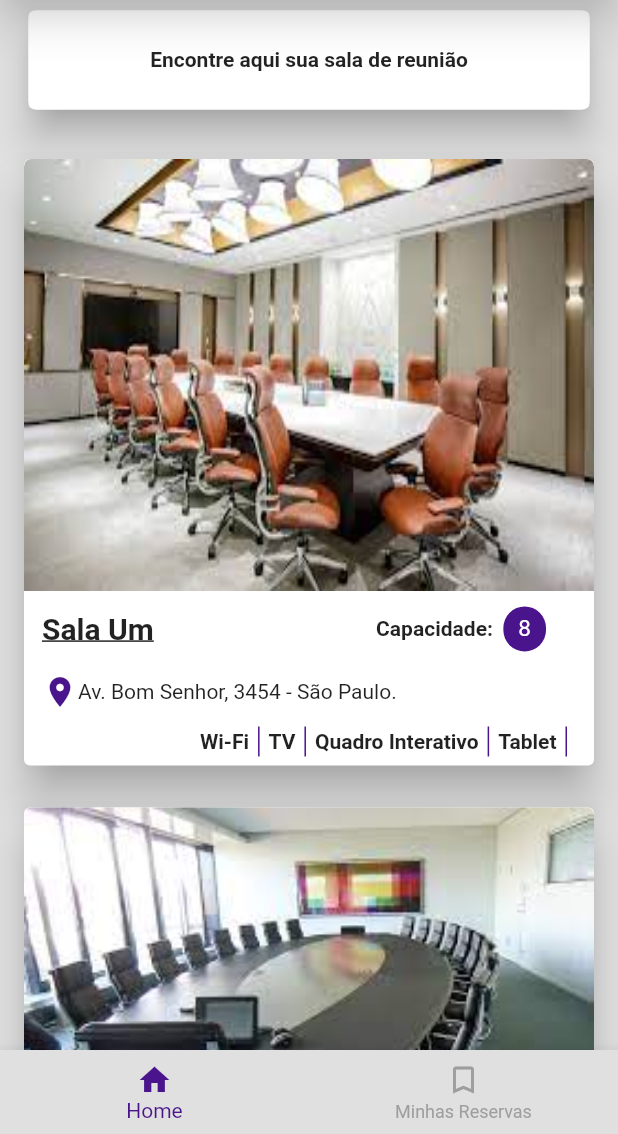
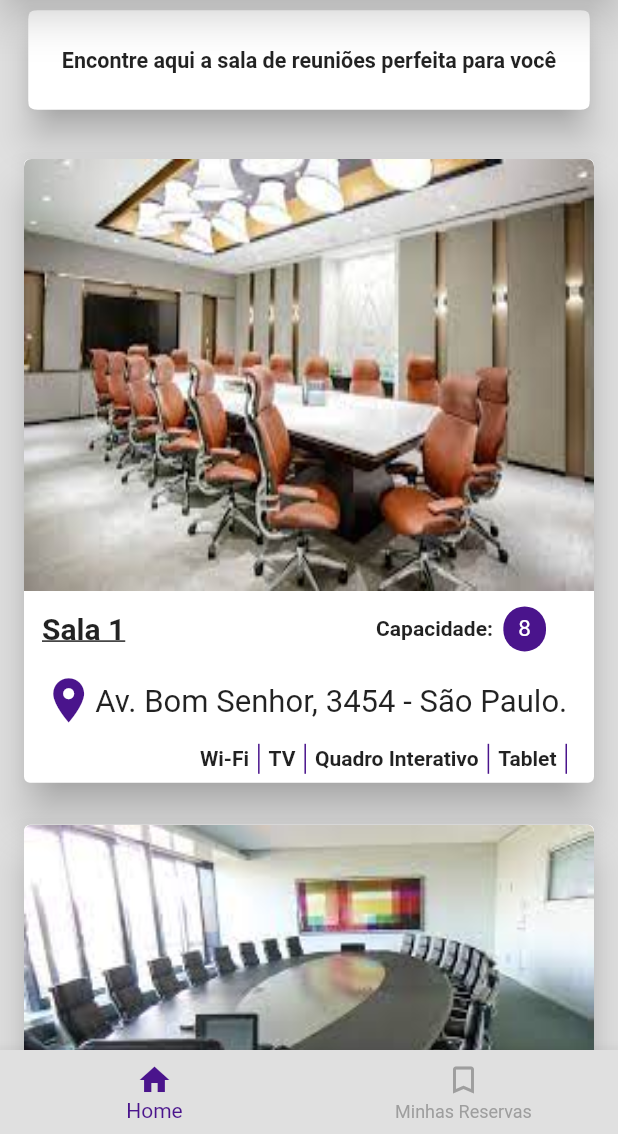
Before and after one commit to M-antunes/Innovareti_test, a Flutter app: the screen it shows after launch, on a phone screen of 412 x 824 dp, the part 102-1236 px from its top. Run offline on Flutter 3.47's test engine with Material 2 defaults, Android fonts, the phone set to English and light mode, and no system bars.

Commit message:
deixando a interface responsiva

```diff
--- a/lib/controller/reservation_controller.dart
+++ b/lib/controller/reservation_controller.dart
@@ -33,7 +33,7 @@ class ReservationController extends ChangeNotifier {
 
   void filter() {
     List<RoomModel> temporaryFiltered = List.from(rooms);
-    featureFilters.forEach((feature) {
+    for (var feature in featureFilters) {
       if (feature['isChecked'] && feature['name'] == 'Wi-Fi') {
         temporaryFiltered =
             temporaryFiltered.where((element) => element.hasWifi).toList();
@@ -58,7 +58,7 @@ class ReservationController extends ChangeNotifier {
             .where((element) => element.hasPersonalComputer)
             .toList();
       }
-    });
+    }
     if (capacitySelected > -1) {
       var capacity = capacityFilters.elementAt(capacitySelected);
       if (capacity['name'] == '0 - 5') {
--- a/lib/models/mocked_room_model.dart
+++ b/lib/models/mocked_room_model.dart
@@ -13,7 +13,7 @@ class MockedRoomModel {
   final listOfModels = [
     RoomModel(
       id: 1,
-      name: 'Sala Um',
+      name: 'Sala 1',
       imageUrl: 'assets/images/room_one.jpg',
       capacity: 8,
       address: 'Av. Bom Senhor, 3454 - São Paulo.',
@@ -26,51 +26,51 @@ class MockedRoomModel {
     ),
     RoomModel(
       id: 2,
-      name: 'Sala Dois',
+      name: 'Sala 2',
       imageUrl: 'assets/images/room_two.jpg',
       capacity: 5,
-      address: 'Av. Bom Senhor, 3454 - São Paulo.',
+      address: 'Av. Nossa Senhora da Bondade, 1203 - São Paulo.',
       hasBigScreenTv: true,
       hasInteractiveBoard: false,
       hasPersonalComputer: false,
+      hasPersonalTablet: false,
+      hasProjector: true,
+      hasWifi: true,
+    ),
+    RoomModel(
+      id: 3,
+      name: 'Sala 3',
+      imageUrl: 'assets/images/room_three.jpg',
+      capacity: 7,
+      address: 'Av. Todos so Santos, 4333 - São Paulo.',
+      hasBigScreenTv: true,
+      hasInteractiveBoard: false,
+      hasPersonalComputer: false,
+      hasPersonalTablet: true,
+      hasProjector: false,
+      hasWifi: true,
+    ),
+    RoomModel(
+      id: 4,
+      name: 'Sala 4',
+      imageUrl: 'assets/images/room_four.jpg',
+      capacity: 12,
+      address: 'Av. Ricardo Carvalho, 4557 - São Paulo.',
+      hasBigScreenTv: false,
+      hasInteractiveBoard: true,
+      hasPersonalComputer: true,
       hasPersonalTablet: false,
       hasProjector: false,
       hasWifi: true,
     ),
     RoomModel(
-      id: 3,
-      name: 'Sala Três',
-      imageUrl: 'assets/images/room_three.jpg',
-      capacity: 7,
-      address: 'Av. Bom Senhor, 3454 - São Paulo.',
-      hasBigScreenTv: true,
-      hasInteractiveBoard: false,
-      hasPersonalComputer: false,
-      hasPersonalTablet: false,
-      hasProjector: false,
-      hasWifi: true,
-    ),
-    RoomModel(
-      id: 4,
-      name: 'Sala Quatro',
-      imageUrl: 'assets/images/room_four.jpg',
-      capacity: 12,
-      address: 'Av. Bom Senhor, 3454 - São Paulo.',
-      hasBigScreenTv: true,
-      hasInteractiveBoard: true,
-      hasPersonalComputer: true,
-      hasPersonalTablet: true,
-      hasProjector: false,
-      hasWifi: true,
-    ),
-    RoomModel(
       id: 5,
-      name: 'Sala Cinco',
+      name: 'Sala 5',
       imageUrl: 'assets/images/room_five.jpg',
       capacity: 16,
-      address: 'Av. Bom Senhor, 3454 - São Paulo.',
+      address: 'Av. São Pedro de Alcântara, 2324 - São Paulo.',
       hasBigScreenTv: false,
-      hasInteractiveBoard: true,
+      hasInteractiveBoard: false,
       hasPersonalComputer: false,
       hasPersonalTablet: true,
       hasProjector: true,
@@ -78,75 +78,75 @@ class MockedRoomModel {
     ),
     RoomModel(
       id: 6,
-      name: 'Sala Seis',
+      name: 'Sala 6',
       imageUrl: 'assets/images/room_six.jpg',
       capacity: 6,
-      address: 'Av. Bom Senhor, 3454 - São Paulo.',
-      hasBigScreenTv: true,
-      hasInteractiveBoard: true,
+      address: 'Av. Nossos Senhores, 454 - São Paulo.',
+      hasBigScreenTv: false,
+      hasInteractiveBoard: false,
       hasPersonalComputer: false,
       hasPersonalTablet: true,
-      hasProjector: false,
+      hasProjector: true,
       hasWifi: true,
     ),
     RoomModel(
       id: 7,
-      name: 'Sala Sete',
+      name: 'Sala 7',
       imageUrl: 'assets/images/room_seven.jpg',
       capacity: 10,
-      address: 'Av. Bom Senhor, 3454 - São Paulo.',
+      address: 'Av. Dionísio Ferreira, 989 - São Paulo.',
       hasBigScreenTv: true,
-      hasInteractiveBoard: true,
-      hasPersonalComputer: false,
-      hasPersonalTablet: true,
+      hasInteractiveBoard: false,
+      hasPersonalComputer: true,
+      hasPersonalTablet: false,
       hasProjector: false,
       hasWifi: true,
     ),
     RoomModel(
       id: 8,
-      name: 'Sala Oito',
+      name: 'Sala 8',
       imageUrl: 'assets/images/room_eight.jpg',
       capacity: 12,
-      address: 'Av. Bom Senhor, 3454 - São Paulo.',
-      hasBigScreenTv: true,
+      address: 'Av. Hernandes Maciel, 6543 - São Paulo.',
+      hasBigScreenTv: false,
       hasInteractiveBoard: true,
       hasPersonalComputer: false,
-      hasPersonalTablet: true,
-      hasProjector: false,
+      hasPersonalTablet: false,
+      hasProjector: true,
       hasWifi: true,
     ),
     RoomModel(
       id: 9,
-      name: 'Sala Nove',
+      name: 'Sala 9',
       imageUrl: 'assets/images/room_nine.jpg',
       capacity: 14,
-      address: 'Av. Bom Senhor, 3454 - São Paulo.',
-      hasBigScreenTv: true,
+      address: 'Av. Hernesto Piauí, 3455 - São Paulo.',
+      hasBigScreenTv: false,
       hasInteractiveBoard: true,
       hasPersonalComputer: false,
-      hasPersonalTablet: true,
-      hasProjector: false,
+      hasPersonalTablet: false,
+      hasProjector: true,
       hasWifi: true,
     ),
     RoomModel(
       id: 10,
-      name: 'Sala Dez',
+      name: 'Sala 10',
       imageUrl: 'assets/images/room_ten.jpg',
       capacity: 8,
-      address: 'Av. Bom Senhor, 3454 - São Paulo.',
+      address: 'Av. Tremondes dos Santos, 1233 - São Paulo.',
       hasBigScreenTv: true,
-      hasInteractiveBoard: true,
-      hasPersonalComputer: false,
-      hasPersonalTablet: true,
-      hasProjector: false,
+      hasInteractiveBoard: false,
+      hasPersonalComputer: true,
+      hasPersonalTablet: false,
+      hasProjector: true,
       hasWifi: true,
     ),
     RoomModel(
       id: 11,
-      name: 'Sala Onze',
+      name: 'Sala 11',
       imageUrl: 'assets/images/room_eleven.jpg',
       capacity: 3,
-      address: 'Av. Bom Senhor, 3454 - São Paulo.',
+      address: 'Av. Casa dos Nomes, 6775 - São Paulo.',
       hasBigScreenTv: false,
       hasInteractiveBoard: false,
       hasPersonalComputer: false,
--- a/lib/pages/home/home_page.dart
+++ b/lib/pages/home/home_page.dart
@@ -4,8 +4,8 @@ import 'package:innovareti_test/controller/reservation_controller.dart';
 import 'package:innovareti_test/models/mocked_room_model.dart';
 import 'package:innovareti_test/pages/home/widgets/room_card.dart';
 import 'package:innovareti_test/shared/theme/app_colors.dart';
+import 'package:innovareti_test/shared/theme/app_text_styles.dart';
 import 'package:provider/provider.dart';
-import 'package:provider/src/provider.dart';
 
 import 'widgets/filter_bottom_sheet.dart';
 import 'widgets/filter_button.dart';
@@ -63,6 +63,21 @@ class _HomePageState extends State<HomePage> {
             child: SizedBox(
               child: Consumer<ReservationController>(
                   builder: (context, state, child) {
+                if (_reservationController.filteredRooms.isEmpty) {
+                  return Center(
+                    child: SizedBox(
+                      width: size.width * 0.8,
+                      child: const FittedBox(
+                        fit: BoxFit.fill,
+                        child: Text(
+                          'Nenhuma sala se enquadra nos\nparâmetros estabelecidos',
+                          textAlign: TextAlign.center,
+                          style: AppTextStyles.noRoomText,
+                        ),
+                      ),
+                    ),
+                  );
+                }
                 return ListView.builder(
                   itemCount: _reservationController.filteredRooms.length,
                   itemBuilder: (context, index) {
--- a/lib/pages/home/widgets/capacity_filter.dart
+++ b/lib/pages/home/widgets/capacity_filter.dart
@@ -2,7 +2,7 @@ import 'package:flutter/material.dart';
 import 'package:innovareti_test/controller/reservation_controller.dart';
 import 'package:innovareti_test/shared/theme/app_text_styles.dart';
 import 'package:innovareti_test/shared/widgets/horizontal_divider.dart';
-import 'package:provider/src/provider.dart';
+import 'package:provider/provider.dart';
 
 class CapacityFilter extends StatefulWidget {
   const CapacityFilter({
--- a/lib/pages/home/widgets/filter_button.dart
+++ b/lib/pages/home/widgets/filter_button.dart
@@ -20,12 +20,18 @@ class FilterButton extends StatelessWidget {
           borderRadius: BorderRadius.circular(6),
           color: Colors.white,
         ),
-        child: const Padding(
-          padding: EdgeInsets.symmetric(horizontal: 10),
+        child: Padding(
+          padding: const EdgeInsets.symmetric(horizontal: 10),
           child: Center(
-            child: Text(
-              'Encontre aqui sua sala de reunião',
-              style: AppTextStyles.roomFeatures,
+            child: SizedBox(
+              width: size.width * 0.8,
+              child: const FittedBox(
+                fit: BoxFit.fill,
+                child: Text(
+                  'Encontre aqui a sala de reuniões perfeita para você',
+                  style: AppTextStyles.roomFeatures,
+                ),
+              ),
             ),
           ),
         ),
--- a/lib/pages/home/widgets/qualification_filter.dart
+++ b/lib/pages/home/widgets/qualification_filter.dart
@@ -3,7 +3,7 @@ import 'package:flutter/material.dart';
 import 'package:innovareti_test/controller/reservation_controller.dart';
 import 'package:innovareti_test/shared/theme/app_text_styles.dart';
 import 'package:innovareti_test/shared/widgets/horizontal_divider.dart';
-import 'package:provider/src/provider.dart';
+import 'package:provider/provider.dart';
 
 class QualificationFilter extends StatefulWidget {
   final Size size;
@@ -64,8 +64,12 @@ class _QualificationFilterState extends State<QualificationFilter> {
                                 feature['isChecked'] = newValue!;
                               });
                             }),
-                        Text(
-                          feature['name'],
+                        SizedBox(
+                          width: widget.size.width * 0.28,
+                          child: Text(
+                            feature['name'],
+                            overflow: TextOverflow.ellipsis,
+                          ),
                         ),
                       ],
                     ),
--- a/lib/pages/home/widgets/room_card.dart
+++ b/lib/pages/home/widgets/room_card.dart
@@ -2,7 +2,6 @@ import 'package:flutter/material.dart';
 import 'package:innovareti_test/models/room_model.dart';
 import 'package:innovareti_test/shared/theme/app_text_styles.dart';
 
-import 'room_feature.dart';
 import 'room_feature_set.dart';
 
 class RoomCard extends StatelessWidget {
@@ -61,6 +60,7 @@ class RoomCard extends StatelessWidget {
                     padding:
                         const EdgeInsets.symmetric(horizontal: 20, vertical: 6),
                     child: Row(
+                      mainAxisAlignment: MainAxisAlignment.spaceBetween,
                       children: [
                         const Text('Capacidade:  ',
                             style: AppTextStyles.roomFeatures),
@@ -89,6 +89,10 @@ class RoomCard extends StatelessWidget {
                 horizontal: 12,
                 vertical: 5,
               ),
+              child: SizedBox(
+                width: size.width * 0.85,
+                child: FittedBox(
+                  fit: BoxFit.fill,
                   child: Row(
                     children: [
                       Icon(
@@ -97,6 +101,8 @@ class RoomCard extends StatelessWidget {
                       ),
                       Text(room.address),
                     ],
+                  ),
+                ),
               ),
             ),
             Padding(
--- a/lib/pages/reservation/reservation_page.dart
+++ b/lib/pages/reservation/reservation_page.dart
@@ -5,7 +5,7 @@ import 'package:innovareti_test/models/room_model.dart';
 import 'package:innovareti_test/shared/theme/app_colors.dart';
 import 'package:innovareti_test/shared/theme/app_text_styles.dart';
 import 'package:innovareti_test/shared/widgets/app_button.dart';
-import 'package:provider/src/provider.dart';
+import 'package:provider/provider.dart';
 
 import 'widgets/reservation_detail_card.dart';
 
@@ -41,13 +41,13 @@ class _ReservationPageState extends State<ReservationPage> {
 
   reserveRoom(RoomModel room, Size size, String type) {
     if (_reservationController.chekIfRoomIsAlreadyReserved(room)) {
-      ConfirmReservationMessage(context, size, Icons.cancel_outlined,
+      confirmReservationMessage(context, size, Icons.cancel_outlined,
           'Você já Reservou a\n${room.name}');
       return;
     }
     _reservationController.fillReservedRooms(room);
     // _reservationController.chooseReservationType(type);
-    ConfirmReservationMessage(context, size, Icons.check, 'Reservada!');
+    confirmReservationMessage(context, size, Icons.check, 'Reservada!');
   }
 
   @override
@@ -74,7 +74,7 @@ class _ReservationPageState extends State<ReservationPage> {
           ),
           SizedBox(height: size.height * 0.01),
           SizedBox(
-            width: size.width * 0.45,
+            height: size.height * 0.15,
             child: Image.asset(room.imageUrl),
           ),
           SizedBox(height: size.height * 0.03),
@@ -133,7 +133,7 @@ class _ReservationPageState extends State<ReservationPage> {
     );
   }
 
-  Future<dynamic> ConfirmReservationMessage(
+  Future<dynamic> confirmReservationMessage(
       BuildContext context, Size size, IconData icon, String text) {
     return showDialog(
       context: context,
--- a/lib/pages/reservation/widgets/reservation_detail_card.dart
+++ b/lib/pages/reservation/widgets/reservation_detail_card.dart
@@ -36,7 +36,7 @@ class ReservationDetailCard extends StatelessWidget {
               ),
               SizedBox(
                 width: size.width * 0.25,
-                height: size.height * 0.13,
+                height: size.height * 0.1,
                 child: FittedBox(
                   fit: BoxFit.fitWidth,
                   child: Image.asset(imageString),
```
Lines whose indentation alone changed are shown as unchanged.
